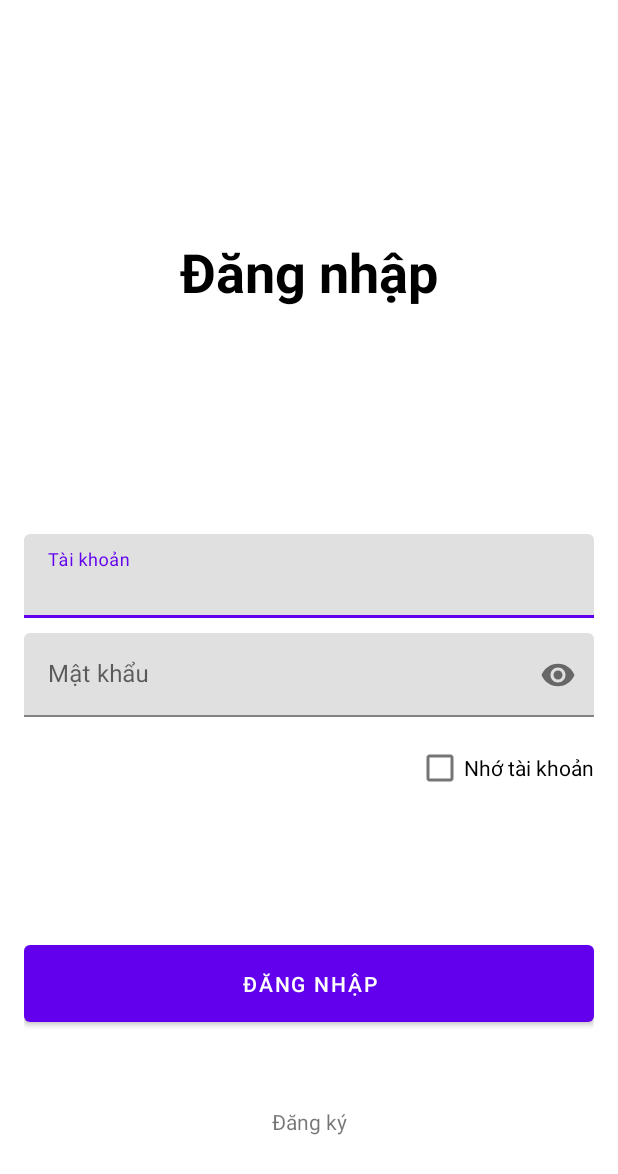
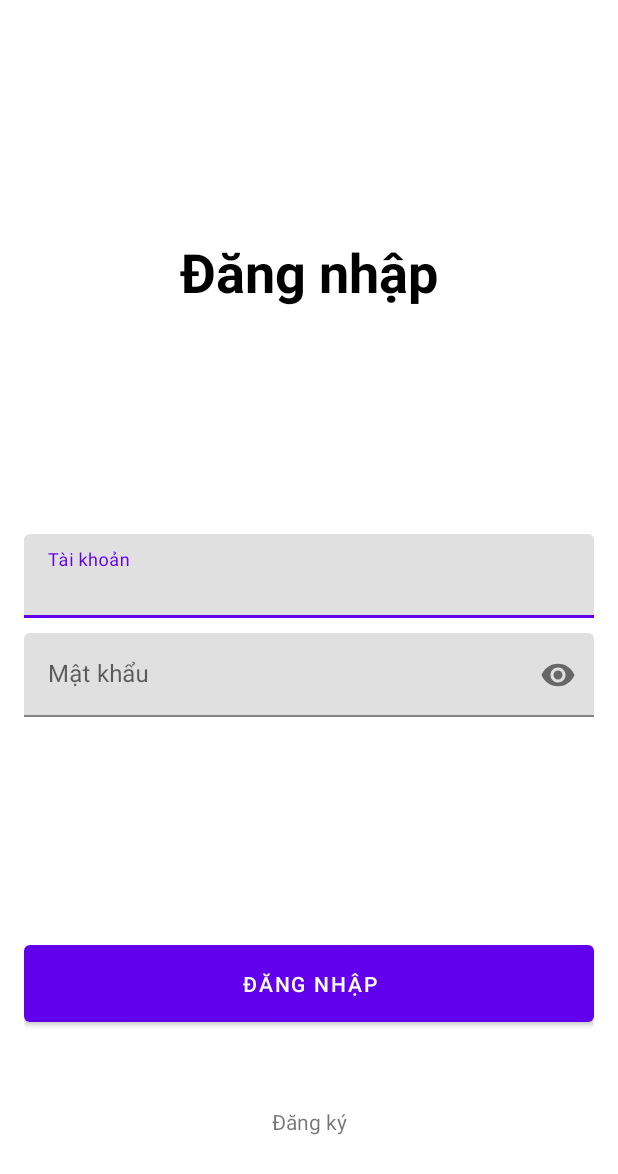
Before and after one commit to ThaiXuanHien/TungKinhOnline, an Android app: the screen it shows after launch (SignInActivity), on a phone screen of 412 x 824 dp. Shown: the top 1174 px of the screen. Run offline under Robolectric (Android 15) with nearby library versions, the phone set to English and light mode, and no system bars; our stand-ins replace Firebase (no records; nobody signed in at launch, a user with empty details on screens opened directly).

Commit message:
# release tkol 2.6

```diff
--- a/app/build.gradle
+++ b/app/build.gradle
@@ -12,8 +12,8 @@ android {
         applicationId "com.hienthai.tungkinhonline"
         minSdk 28
         targetSdk 34
-        versionCode 16
-        versionName "2.5"
+        versionCode 17
+        versionName "2.6"
 
         testInstrumentationRunner "androidx.test.runner.AndroidJUnitRunner"
     }
--- a/app/src/main/java/com/hienthai/tungkinhonline/SignInActivity.kt
+++ b/app/src/main/java/com/hienthai/tungkinhonline/SignInActivity.kt
@@ -50,7 +50,7 @@ class SignInActivity : AppCompatActivity() {
                                 val user = userSnapshot.getValue(User::class.java)
                                 if (user != null && user.password == password) {
                                     binding.pbLoading.isInvisible = true
-                                    prefs.remember = binding.cbRemember.isChecked
+                                    prefs.remember = true
                                     prefs.id = user.id ?: ""
                                     prefs.username = user.username ?: ""
                                     prefs.count = user.count ?: 0L
--- a/app/src/main/res/layout/activity_sign_in.xml
+++ b/app/src/main/res/layout/activity_sign_in.xml
@@ -42,6 +42,9 @@
                     android:id="@+id/edt_username"
                     android:textColor="@color/black"
                     android:hint="@string/text_username"
+                    android:lines="1"
+                    android:maxLines="1"
+                    android:singleLine="true"
                     android:layout_width="match_parent"
                     android:layout_height="wrap_content">
 
@@ -60,6 +63,9 @@
                     android:id="@+id/edt_password"
                     android:textColor="@color/black"
                     android:hint="@string/text_password"
+                    android:lines="1"
+                    android:maxLines="1"
+                    android:singleLine="true"
                     android:layout_width="match_parent"
                     android:layout_height="wrap_content">
 
@@ -99,6 +105,7 @@
             android:id="@+id/cb_remember"
             android:layout_width="wrap_content"
             android:layout_height="wrap_content"
+            android:visibility="invisible"
             android:text="@string/text_remember"
             app:layout_constraintEnd_toEndOf="@+id/linearLayout"
             app:layout_constraintTop_toBottomOf="@+id/linearLayout">
--- a/app/src/main/res/values/strings.xml
+++ b/app/src/main/res/values/strings.xml
@@ -42,4 +42,6 @@
     <string name="text_no_ads">Quảng cáo sẽ có sau 10s</string>
     <string name="text_load_ad_fail">Không tải được quảng cáo có thưởng</string>
     <string name="text_select_music">Chọn nhạc</string>
+    <string name="text_no_whitespace_allowed">Không được chứa khoảng trắng</string>
+    <string name="text_no_vietnamese_accent_allowed">Không được chứa dấu: huyền sắc hỏi ngã nặng</string>
 </resources>
```
Also changed, not shown: app/src/main/java/com/hienthai/tungkinhonline/MainActivity.kt (+8 -9 lines), app/src/main/java/com/hienthai/tungkinhonline/SignUpActivity.kt (+20 -1 lines), app/src/main/res/layout/activity_signup.xml (+9 -0 lines), 1 other file.
